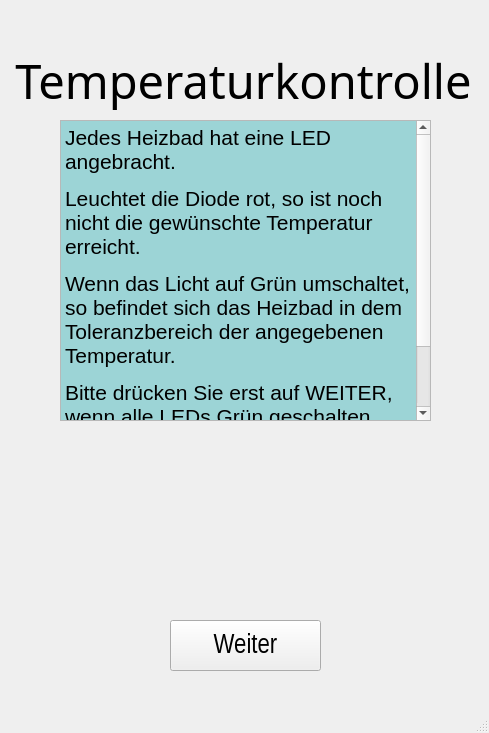
Before: the Qt Designer form dipl_Einfuehrung/EinfuehrungAnspruchWindow_v1.ui in diplomarbeit-PCR/Diplomarbeit_PCR, drawn with Qt 5.
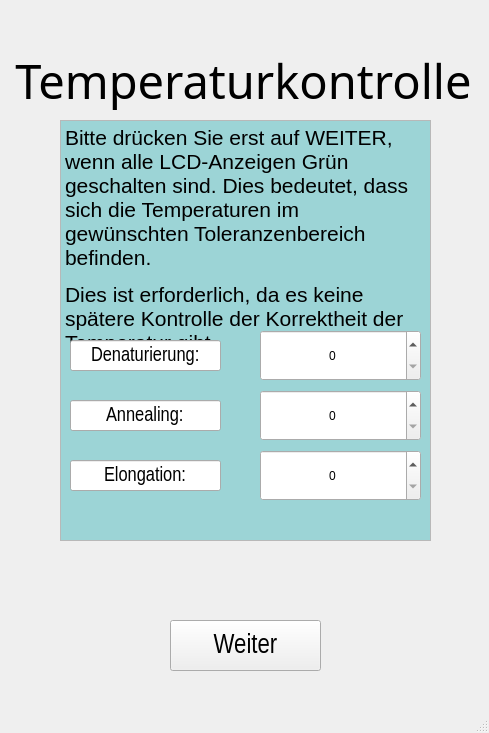
After: the same form once the commit is applied.

Diff of the .ui file:
```diff
--- a/dipl_Einfuehrung/EinfuehrungAnspruchWindow_v1.ui
+++ b/dipl_Einfuehrung/EinfuehrungAnspruchWindow_v1.ui
@@ -20,7 +20,7 @@
       <x>60</x>
       <y>120</y>
       <width>371</width>
-      <height>301</height>
+      <height>421</height>
      </rect>
     </property>
     <property name="readOnly">
@@ -34,10 +34,8 @@
 li.unchecked::marker { content: &quot;\2610&quot;; }
 li.checked::marker { content: &quot;\2612&quot;; }
 &lt;/style&gt;&lt;/head&gt;&lt;body style=&quot; font-family:'Segoe UI'; font-size:9pt; font-weight:400; font-style:normal;&quot; bgcolor=&quot;#9cd4d6&quot;&gt;
-&lt;p style=&quot; margin-top:12px; margin-bottom:12px; margin-left:0px; margin-right:0px; -qt-block-indent:0; text-indent:0px;&quot;&gt;&lt;span style=&quot; font-family:'Arial Narrow','sans-serif'; font-size:16pt;&quot;&gt;Jedes Heizbad hat eine LED angebracht.&lt;/span&gt;&lt;/p&gt;
-&lt;p style=&quot; margin-top:12px; margin-bottom:12px; margin-left:0px; margin-right:0px; -qt-block-indent:0; text-indent:0px;&quot;&gt;&lt;span style=&quot; font-family:'Arial Narrow','sans-serif'; font-size:16pt;&quot;&gt;Leuchtet die Diode rot, so ist noch nicht die gewünschte Temperatur erreicht.&lt;/span&gt;&lt;/p&gt;
-&lt;p style=&quot; margin-top:12px; margin-bottom:12px; margin-left:0px; margin-right:0px; -qt-block-indent:0; text-indent:0px;&quot;&gt;&lt;span style=&quot; font-family:'Arial Narrow','sans-serif'; font-size:16pt;&quot;&gt;Wenn das Licht auf Grün umschaltet, so befindet sich das Heizbad in dem Toleranzbereich der angegebenen Temperatur.&lt;/span&gt;&lt;/p&gt;
-&lt;p style=&quot; margin-top:12px; margin-bottom:12px; margin-left:0px; margin-right:0px; -qt-block-indent:0; text-indent:0px;&quot;&gt;&lt;span style=&quot; font-family:'Arial Narrow','sans-serif'; font-size:16pt;&quot;&gt;Bitte drücken Sie erst auf WEITER, wenn alle LEDs Grün geschalten sind. Dies ist erforderlich, da es keine spätere Kontrolle der Korrektheit der Temperatur gibt.&lt;/span&gt;&lt;/p&gt;&lt;/body&gt;&lt;/html&gt;</string>
+&lt;p style=&quot; margin-top:12px; margin-bottom:12px; margin-left:0px; margin-right:0px; -qt-block-indent:0; text-indent:0px;&quot;&gt;&lt;span style=&quot; font-family:'Arial Narrow','sans-serif'; font-size:16pt;&quot;&gt;Bitte drücken Sie erst auf WEITER, wenn alle LCD-Anzeigen Grün geschalten sind. Dies bedeutet, dass sich die Temperaturen im gewünschten Toleranzenbereich befinden. &lt;/span&gt;&lt;/p&gt;
+&lt;p style=&quot; margin-top:12px; margin-bottom:12px; margin-left:0px; margin-right:0px; -qt-block-indent:0; text-indent:0px;&quot;&gt;&lt;span style=&quot; font-family:'Arial Narrow','sans-serif'; font-size:16pt;&quot;&gt;Dies ist erforderlich, da es keine spätere Kontrolle der Korrektheit der Temperatur gibt.&lt;/span&gt;&lt;/p&gt;&lt;/body&gt;&lt;/html&gt;</string>
     </property>
    </widget>
    <widget class="QLabel" name="label">
@@ -82,17 +80,127 @@
      <string>Weiter</string>
     </property>
    </widget>
-   <widget class="QLabel" name="temp_lbl">
+   <widget class="QLineEdit" name="Dauer_line">
     <property name="geometry">
      <rect>
-      <x>60</x>
-      <y>440</y>
-      <width>361</width>
-      <height>171</height>
+      <x>70</x>
+      <y>460</y>
+      <width>151</width>
+      <height>31</height>
      </rect>
     </property>
+    <property name="font">
+     <font>
+      <family>Arial Narrow</family>
+      <pointsize>15</pointsize>
+     </font>
+    </property>
     <property name="text">
-     <string/>
+     <string>Elongation:</string>
+    </property>
+    <property name="alignment">
+     <set>Qt::AlignCenter</set>
+    </property>
+    <property name="readOnly">
+     <bool>true</bool>
+    </property>
+   </widget>
+   <widget class="QSpinBox" name="wasserTemp_aneal">
+    <property name="geometry">
+     <rect>
+      <x>260</x>
+      <y>390</y>
+      <width>161</width>
+      <height>51</height>
+     </rect>
+    </property>
+    <property name="alignment">
+     <set>Qt::AlignCenter</set>
+    </property>
+    <property name="readOnly">
+     <bool>false</bool>
+    </property>
+   </widget>
+   <widget class="QSpinBox" name="wasserTemp_denat">
+    <property name="geometry">
+     <rect>
+      <x>260</x>
+      <y>330</y>
+      <width>161</width>
+      <height>51</height>
+     </rect>
+    </property>
+    <property name="alignment">
+     <set>Qt::AlignCenter</set>
+    </property>
+    <property name="readOnly">
+     <bool>false</bool>
+    </property>
+   </widget>
+   <widget class="QLineEdit" name="Dauer_line_2">
+    <property name="geometry">
+     <rect>
+      <x>70</x>
+      <y>400</y>
+      <width>151</width>
+      <height>31</height>
+     </rect>
+    </property>
+    <property name="font">
+     <font>
+      <family>Arial Narrow</family>
+      <pointsize>15</pointsize>
+     </font>
+    </property>
+    <property name="text">
+     <string>Annealing:</string>
+    </property>
+    <property name="alignment">
+     <set>Qt::AlignCenter</set>
+    </property>
+    <property name="readOnly">
+     <bool>true</bool>
+    </property>
+   </widget>
+   <widget class="QSpinBox" name="wasserTemp_elong">
+    <property name="geometry">
+     <rect>
+      <x>260</x>
+      <y>450</y>
+      <width>161</width>
+      <height>51</height>
+     </rect>
+    </property>
+    <property name="alignment">
+     <set>Qt::AlignCenter</set>
+    </property>
+    <property name="readOnly">
+     <bool>false</bool>
+    </property>
+   </widget>
+   <widget class="QLineEdit" name="Dauer_line_3">
+    <property name="geometry">
+     <rect>
+      <x>70</x>
+      <y>340</y>
+      <width>151</width>
+      <height>31</height>
+     </rect>
+    </property>
+    <property name="font">
+     <font>
+      <family>Arial Narrow</family>
+      <pointsize>15</pointsize>
+     </font>
+    </property>
+    <property name="text">
+     <string>Denaturierung:</string>
+    </property>
+    <property name="alignment">
+     <set>Qt::AlignCenter</set>
+    </property>
+    <property name="readOnly">
+     <bool>true</bool>
     </property>
    </widget>
   </widget>
```
